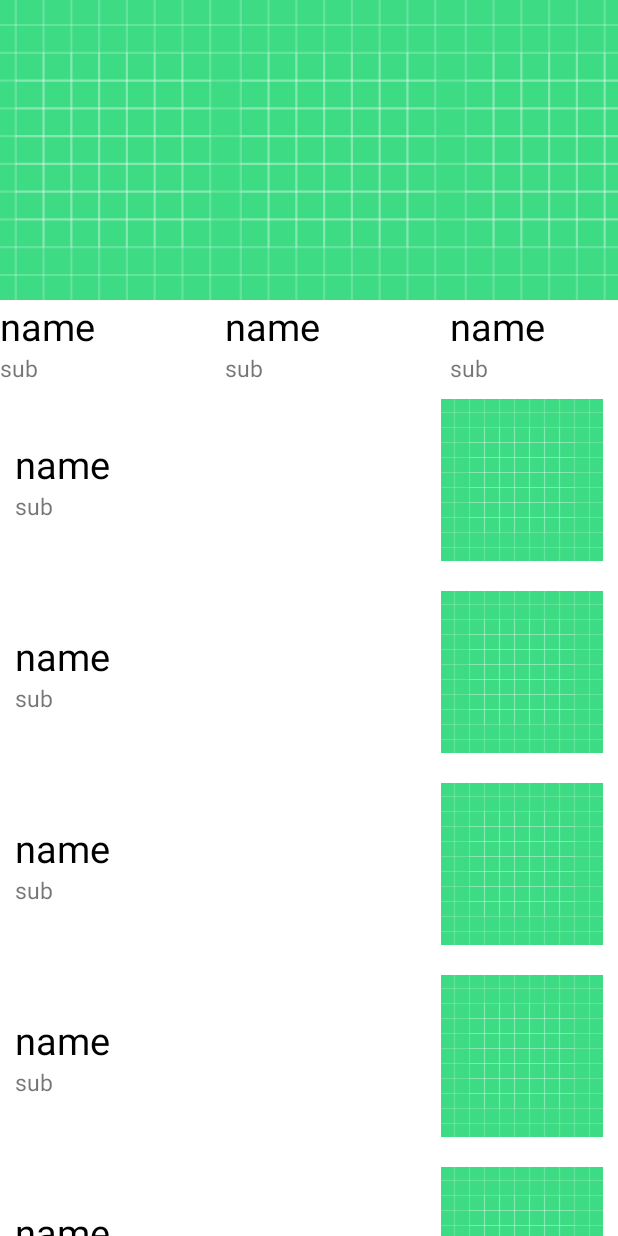
After one commit to Neighboring-Friends/LocalLink, an Android app: the layout fragment_attraction.xml on its own in the app's theme, with its tools: preview values and no code run, on a phone screen of 412 x 824 dp. The commit adds this screen. Run offline under Robolectric (Android 15) with nearby library versions, the phone set to English and light mode, and no system bars; network calls fail.

Commit message:
attraction page add

```diff
--- a/app/src/main/java/com/example/nextdoorfriend/MainActivity.kt
+++ b/app/src/main/java/com/example/nextdoorfriend/MainActivity.kt
@@ -4,6 +4,7 @@ import android.content.Intent
 import androidx.appcompat.app.AppCompatActivity
 import android.os.Bundle
 import androidx.fragment.app.Fragment
+import com.example.nextdoorfriend.attraction.AttractionActivity
 import com.example.nextdoorfriend.databinding.ActivityLoginBinding
 import com.example.nextdoorfriend.databinding.ActivityMainBinding
 import com.example.nextdoorfriend.userlist.UserFragment
@@ -42,6 +43,10 @@ class MainActivity : AppCompatActivity() {
                 }
             }
         }
+
+        binding.testBtn.setOnClickListener {
+            startActivity(Intent(this, AttractionActivity::class.java))
+        }
     }
 
     private fun replaceFragment(fragment: Fragment) {
--- /dev/null
+++ b/app/src/main/java/com/example/nextdoorfriend/attraction/AttractionDetailActivity.kt
@@ -0,0 +1,4 @@
+package com.example.nextdoorfriend.attraction
+
+class AttractionDetailActivity {
+}
--- /dev/null
+++ b/app/src/main/res/layout/fragment_attraction.xml
@@ -0,0 +1,68 @@
+<?xml version="1.0" encoding="utf-8"?>
+<androidx.core.widget.NestedScrollView
+    xmlns:android="http://schemas.android.com/apk/res/android"
+    android:layout_width="match_parent"
+    android:layout_height="match_parent"
+    xmlns:tools="http://schemas.android.com/tools"
+    xmlns:app="http://schemas.android.com/apk/res-auto">
+
+    <LinearLayout
+        android:layout_width="match_parent"
+        android:layout_height="wrap_content"
+        android:orientation="vertical">
+
+        <androidx.recyclerview.widget.RecyclerView
+            android:id="@+id/major_attraction_recycler_view"
+            android:layout_width="match_parent"
+            android:layout_height="wrap_content"
+            android:orientation="horizontal"
+            app:layoutManager="androidx.recyclerview.widget.LinearLayoutManager"
+            tools:listitem="@layout/item_major_attraction"
+            tools:itemCount="5"/>
+
+        <androidx.recyclerview.widget.RecyclerView
+            android:id="@+id/minor_attraction_recycler_view"
+            android:layout_width="match_parent"
+            android:layout_height="wrap_content"
+            android:orientation="vertical"
+            android:nestedScrollingEnabled="false"
+            android:overScrollMode="never"
+            app:layoutManager="androidx.recyclerview.widget.LinearLayoutManager"
+            tools:listitem="@layout/item_minor_attraction"
+            tools:itemCount="5"/>
+
+    </LinearLayout>
+
+</androidx.core.widget.NestedScrollView>
+<!--<ScrollView xmlns:android="http://schemas.android.com/apk/res/android"-->
+<!--    android:layout_width="match_parent"-->
+<!--    android:layout_height="match_parent"-->
+<!--    xmlns:tools="http://schemas.android.com/tools"-->
+<!--    xmlns:app="http://schemas.android.com/apk/res-auto">-->
+
+<!--    <LinearLayout-->
+<!--        android:layout_width="match_parent"-->
+<!--        android:layout_height="wrap_content"-->
+<!--        android:orientation="vertical">-->
+
+<!--        <androidx.recyclerview.widget.RecyclerView-->
+<!--            android:id="@+id/major_attraction_recycler_view"-->
+<!--            android:layout_width="match_parent"-->
+<!--            android:layout_height="wrap_content"-->
+<!--            android:orientation="horizontal"-->
+<!--            app:layoutManager="androidx.recyclerview.widget.LinearLayoutManager"-->
+<!--            tools:listitem="@layout/item_major_attraction"-->
+<!--            tools:itemCount="5"/>-->
+
+<!--        <androidx.recyclerview.widget.RecyclerView-->
+<!--            android:id="@+id/minor_attraction_recycler_view"-->
+<!--            android:layout_width="match_parent"-->
+<!--            android:layout_height="wrap_content"-->
+<!--            android:orientation="vertical"-->
+<!--            app:layoutManager="androidx.recyclerview.widget.LinearLayoutManager"-->
+<!--            tools:listitem="@layout/item_minor_attraction"-->
+<!--            tools:itemCount="5"/>-->
+
+<!--    </LinearLayout>-->
+
+<!--</ScrollView>-->
--- /dev/null
+++ b/app/src/main/res/layout/item_major_attraction.xml
@@ -0,0 +1,44 @@
+<?xml version="1.0" encoding="utf-8"?>
+<androidx.constraintlayout.widget.ConstraintLayout
+    xmlns:android="http://schemas.android.com/apk/res/android"
+    xmlns:app="http://schemas.android.com/apk/res-auto"
+    xmlns:tools="http://schemas.android.com/tools"
+    android:layout_width="wrap_content"
+    android:layout_height="wrap_content">
+
+    <ImageView
+        android:id="@+id/attract_image_view"
+        android:layout_width="0dp"
+        android:layout_height="@dimen/major_image_height"
+        android:scaleType="centerCrop"
+        app:layout_constraintDimensionRatio="3:4"
+        app:layout_constraintEnd_toEndOf="parent"
+        app:layout_constraintStart_toStartOf="parent"
+        app:layout_constraintTop_toTopOf="parent"
+        android:src="@drawable/ic_launcher_background" />
+
+    <LinearLayout
+        android:layout_width="wrap_content"
+        android:layout_height="wrap_content"
+        android:orientation="vertical"
+        app:layout_constraintStart_toStartOf="@id/attract_image_view"
+        app:layout_constraintTop_toBottomOf="@id/attract_image_view">
+
+        <TextView
+            android:id="@+id/attract_name_text_view"
+            android:layout_width="wrap_content"
+            android:layout_height="wrap_content"
+            android:textSize="@dimen/major_text_size"
+            android:textColor="@color/black"
+            tools:text="name"/>
+        <TextView
+            android:id="@+id/attract_sub_text_view"
+            android:layout_width="wrap_content"
+            android:layout_height="wrap_content"
+            android:textSize="@dimen/minor_text_size"
+            tools:text="sub"/>
+    </LinearLayout>
+
+
+
+</androidx.constraintlayout.widget.ConstraintLayout>
--- /dev/null
+++ b/app/src/main/res/layout/item_minor_attraction.xml
@@ -0,0 +1,41 @@
+<?xml version="1.0" encoding="utf-8"?>
+<androidx.constraintlayout.widget.ConstraintLayout xmlns:android="http://schemas.android.com/apk/res/android"
+    android:layout_width="match_parent"
+    android:layout_height="wrap_content"
+    android:padding="10dp"
+    xmlns:tools="http://schemas.android.com/tools"
+    xmlns:app="http://schemas.android.com/apk/res-auto">
+
+    <LinearLayout
+        android:layout_width="wrap_content"
+        android:layout_height="wrap_content"
+        android:orientation="vertical"
+        app:layout_constraintStart_toStartOf="parent"
+        app:layout_constraintTop_toTopOf="parent"
+        app:layout_constraintBottom_toBottomOf="parent">
+
+        <TextView
+            android:id="@+id/attract_name_text_view"
+            android:layout_width="wrap_content"
+            android:layout_height="wrap_content"
+            android:textSize="@dimen/major_text_size"
+            android:textColor="@color/black"
+            tools:text="name"/>
+        <TextView
+            android:id="@+id/attract_sub_text_view"
+            android:layout_width="wrap_content"
+            android:layout_height="wrap_content"
+            android:textSize="@dimen/minor_text_size"
+            tools:text="sub"/>
+    </LinearLayout>
+
+    <ImageView
+        android:id="@+id/attract_image_view"
+        android:layout_width="wrap_content"
+        android:layout_height="wrap_content"
+        app:layout_constraintEnd_toEndOf="parent"
+        app:layout_constraintTop_toTopOf="parent"
+        app:layout_constraintBottom_toBottomOf="parent"
+        android:src="@drawable/ic_launcher_background"/>
+
+</androidx.constraintlayout.widget.ConstraintLayout>
--- /dev/null
+++ b/app/src/main/res/values/dimen.xml
@@ -0,0 +1,6 @@
+<?xml version="1.0" encoding="utf-8"?>
+<resources>
+    <dimen name="major_image_height">200dp</dimen>
+    <dimen name="major_text_size">25sp</dimen>
+    <dimen name="minor_text_size">15sp</dimen>
+</resources>
--- a/build.gradle
+++ b/build.gradle
@@ -4,4 +4,5 @@ plugins {
     id 'com.android.library' version '7.4.2' apply false
     id 'org.jetbrains.kotlin.android' version '1.8.0' apply false
     id("com.google.gms.google-services") version "4.3.15" apply false
+    id 'com.google.android.libraries.mapsplatform.secrets-gradle-plugin' version '2.0.1' apply false
 }
```
Also changed, not shown: app/build.gradle (+10 -0 lines), app/src/main/AndroidManifest.xml (+9 -0 lines), app/src/main/java/com/example/nextdoorfriend/attraction/Attraction.kt (added, +19 -0 lines), app/src/main/java/com/example/nextdoorfriend/attraction/AttractionActivity.kt (added, +28 -0 lines), app/src/main/java/com/example/nextdoorfriend/attraction/AttractionFragment.kt (added, +64 -0 lines), app/src/main/java/com/example/nextdoorfriend/attraction/AttractionLoader.kt (added, +305 -0 lines), app/src/main/java/com/example/nextdoorfriend/attraction/Func.kt (added, +15 -0 lines), app/src/main/java/com/example/nextdoorfriend/attraction/Sendable.kt (added, +10 -0 lines), app/src/main/java/com/example/nextdoorfriend/attraction/adaptor/MajorAttractionRecyclerViewAdaptor.kt (added, +39 -0 lines), app/src/main/java/com/example/nextdoorfriend/attraction/adaptor/MinorAttractionRecyclerViewAdaptor.kt (added, +40 -0 lines), app/src/main/res/layout/activity_attraction.xml (added, +12 -0 lines), app/src/main/res/layout/activity_main.xml (+8 -0 lines).
